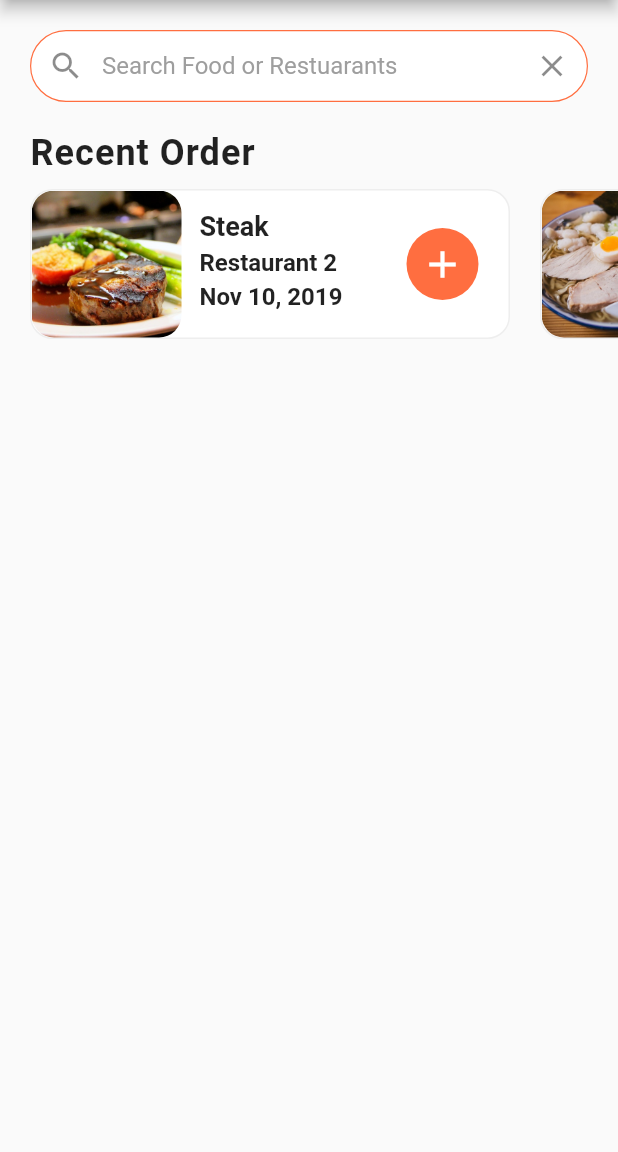
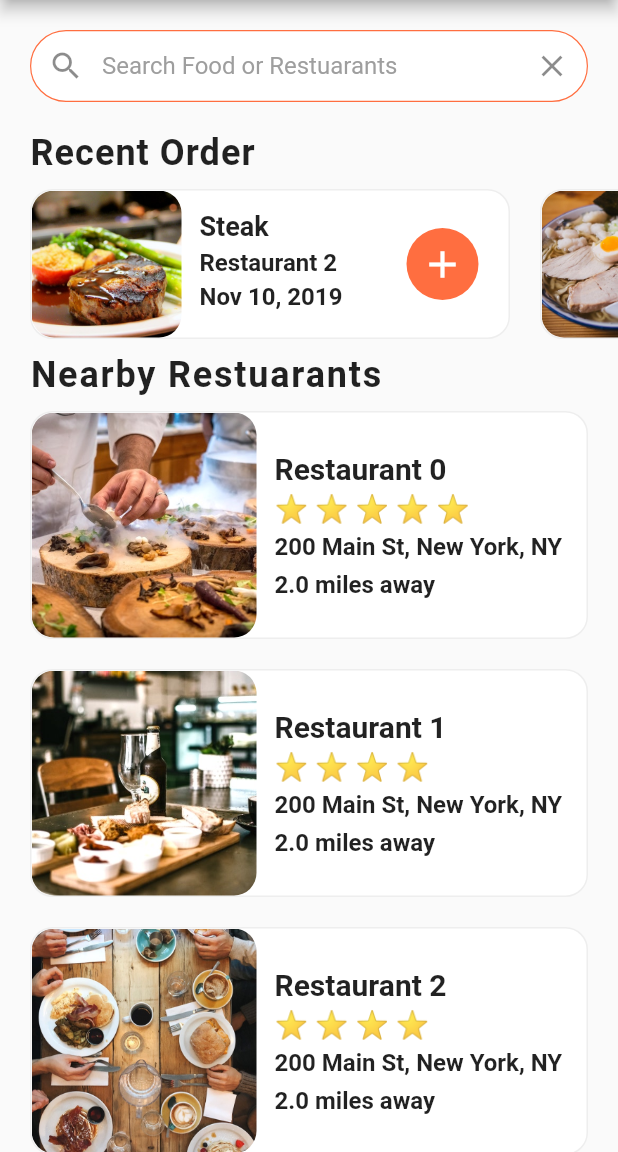
Before and after one commit to Boghdady/flutter-food-deliver, a Flutter app: the screen it shows after launch, on a phone screen of 412 x 824 dp, the part 84-1236 px from its top. Run offline on Flutter 3.47's test engine with Material 2 defaults, Android fonts, the phone set to English and light mode, and no system bars.

Commit message:
Finish Home Screen

```diff
--- a/lib/screens/home_screen.dart
+++ b/lib/screens/home_screen.dart
@@ -1,5 +1,7 @@
 import 'package:flutter/material.dart';
 import 'package:flutter_food_delivery_ui/data/data.dart';
+import 'package:flutter_food_delivery_ui/screens/restaurant_screen.dart';
+import 'package:flutter_food_delivery_ui/widgets/rating_starts.dart';
 import 'package:flutter_food_delivery_ui/widgets/recent_orders.dart';
 
 class HomeScreen extends StatefulWidget {
@@ -64,8 +66,100 @@ class _HomeScreenState extends State<HomeScreen> {
             ),
           ),
           RecentOrders(),
+          Column(
+            crossAxisAlignment: CrossAxisAlignment.start,
+            children: <Widget>[
+              Padding(
+                padding: const EdgeInsets.symmetric(horizontal: 20.0),
+                child: Text(
+                  'Nearby Restuarants',
+                  style: TextStyle(
+                    fontSize: 24.0,
+                    letterSpacing: 1.2,
+                    fontWeight: FontWeight.w700,
+                  ),
+                ),
+              ),
+              _buildRestuarants(),
+            ],
+          ),
         ],
       ),
     );
   }
+
+  Widget _buildRestuarants() {
+    return Column(
+      children: restaurants.map((restaurant) {
+        return GestureDetector(
+          onTap: () => Navigator.push(context, MaterialPageRoute(builder: (_) {
+            return RestaurantScreen(restaurant: restaurant);
+          })),
+          child: Container(
+            margin: EdgeInsets.symmetric(horizontal: 20, vertical: 10.0),
+            decoration: BoxDecoration(
+              color: Colors.white,
+              borderRadius: BorderRadius.circular(15.0),
+              border: Border.all(
+                width: 1.0,
+                color: Colors.grey[200],
+              ),
+            ),
+            child: Row(
+              children: <Widget>[
+                ClipRRect(
+                  borderRadius: BorderRadius.circular(15.0),
+                  child: Image(
+                    height: 150.0,
+                    width: 150.0,
+                    image: AssetImage(restaurant.imageUrl),
+                    fit: BoxFit.cover,
+                  ),
+                ),
+                Expanded(
+                  child: Container(
+                    margin: EdgeInsets.all(12.0),
+                    child: Column(
+                      crossAxisAlignment: CrossAxisAlignment.start,
+                      mainAxisAlignment: MainAxisAlignment.center,
+                      children: <Widget>[
+                        Text(
+                          restaurant.name,
+                          style: TextStyle(
+                            fontSize: 20,
+                            fontWeight: FontWeight.bold,
+                          ),
+                          overflow: TextOverflow.ellipsis,
+                        ),
+                        SizedBox(height: 4.0),
+                        RatingStarts(restaurant.rating),
+                        SizedBox(height: 6.0),
+                        Text(
+                          restaurant.address,
+                          style: TextStyle(
+                            fontSize: 16,
+                            fontWeight: FontWeight.w700,
+                          ),
+                          overflow: TextOverflow.ellipsis,
+                        ),
+                        SizedBox(height: 6.0),
+                        Text(
+                          '2.0 miles away',
+                          style: TextStyle(
+                            fontSize: 16,
+                            fontWeight: FontWeight.w700,
+                          ),
+                          overflow: TextOverflow.ellipsis,
+                        ),
+                      ],
+                    ),
+                  ),
+                ),
+              ],
+            ),
+          ),
+        );
+      }).toList(),
+    );
+  }
 }
--- /dev/null
+++ b/lib/widgets/rating_starts.dart
@@ -0,0 +1,18 @@
+import 'package:flutter/material.dart';
+
+class RatingStarts extends StatelessWidget {
+  final int rating;
+
+  RatingStarts(this.rating);
+  @override
+  Widget build(BuildContext context) {
+    String stars = '';
+    for (int i = 0; i < rating; i++) {
+      stars += '⭐ ';
+    }
+    return Text(
+      stars,
+      style: TextStyle(fontSize: 18.0),
+    );
+  }
+}
```
Also changed, not shown: lib/screens/restaurant_screen.dart (added, +53 -0 lines).
